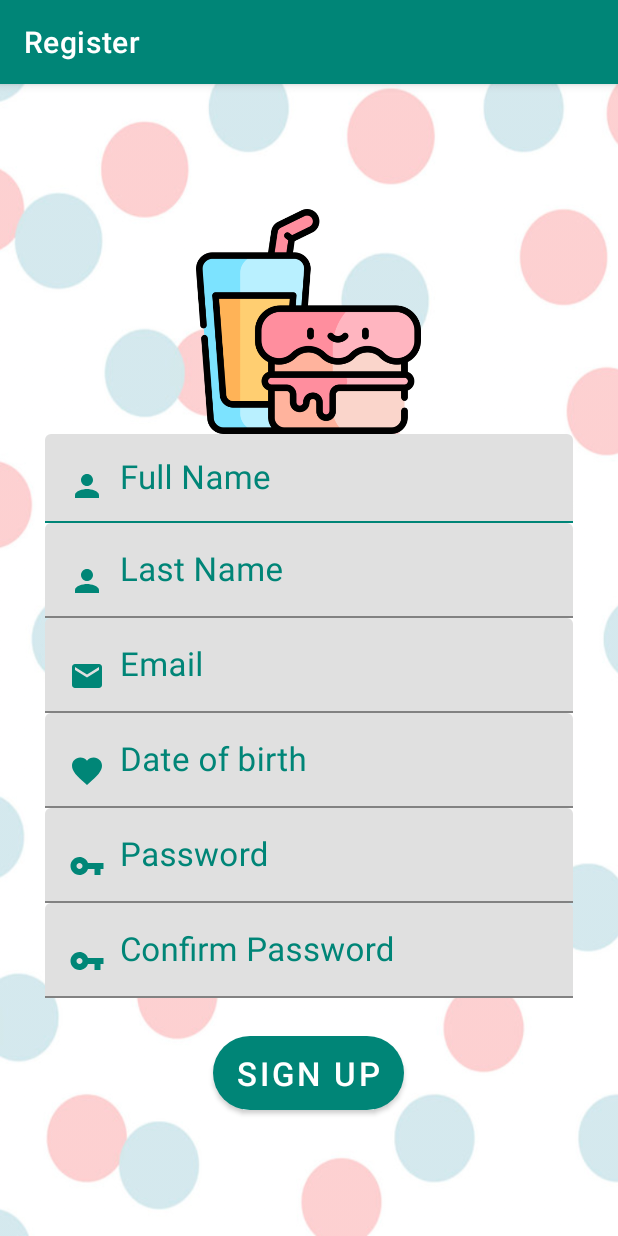
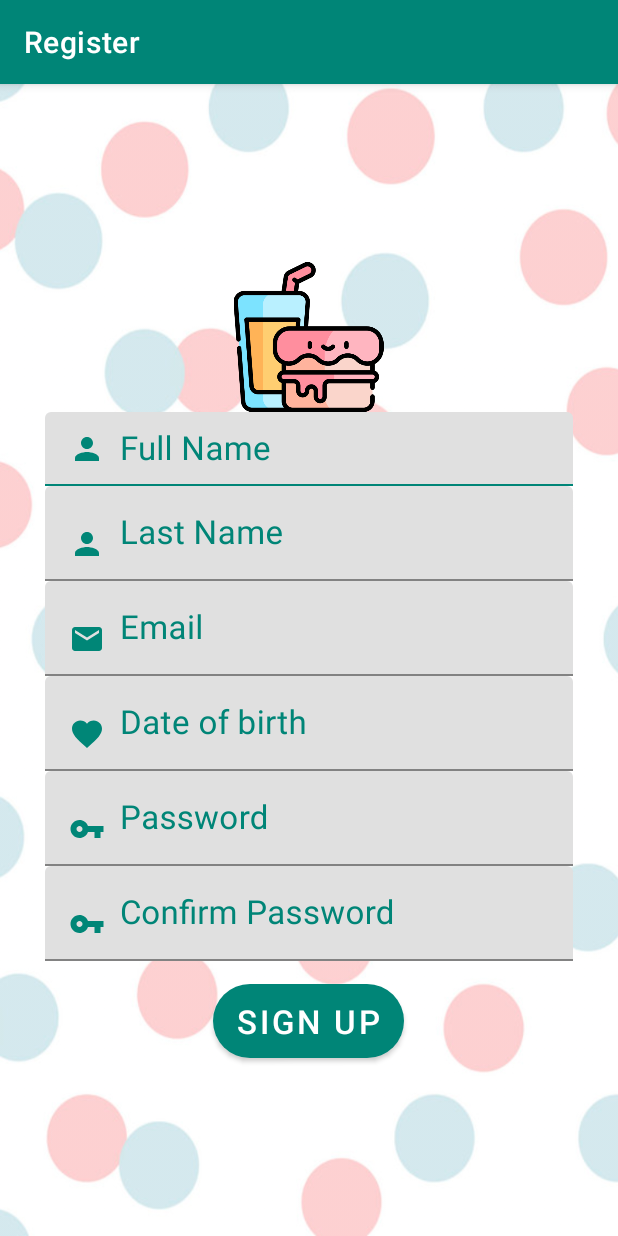
Before and after one commit to Toeinajana/AndroidPrj, an Android app: the Signup_Form screen opened directly, with no data from a screen before it, on a phone screen of 412 x 824 dp. Run offline under Robolectric (Android 15) with nearby library versions, the phone set to English and light mode, and no system bars.

Commit message:
working on DB

```diff
--- /dev/null
+++ b/app/src/main/java/com/example/a2020project/Database.java
@@ -0,0 +1,36 @@
+package com.example.a2020project;
+
+import android.content.Context;
+import android.database.sqlite.SQLiteDatabase;
+import android.database.sqlite.SQLiteOpenHelper;
+import android.support.annotation.Nullable;
+
+public class Database extends SQLiteOpenHelper {
+
+    public static final String DATABASE_NAME = "register.db";
+    public static final String TABALE_NAME = "register.db";
+    public static final String COL_1 = "Fullname";
+    public static final String COL_2 = "Lastname";
+    public static final String COL_3 = "Email";
+    public static final String COL_4 = "DOB";
+    public static final String COL_5 = "Password";
+    public static final String COL_6 = "CfPassword";
+
+
+
+    public Database(Context context) {
+        super(context, DATABASE_NAME, null, 1);
+
+    }
+
+    @Override
+    public void onCreate(SQLiteDatabase db) {
+        db.execSQL("CREATE TABLE registeruser (ID INTEGER)");
+
+    }
+
+    @Override
+    public void onUpgrade(SQLiteDatabase db, int oldVersion, int newVersion) {
+
+    }
+}
--- a/app/src/main/res/layout/activity_login_form.xml
+++ b/app/src/main/res/layout/activity_login_form.xml
@@ -30,7 +30,7 @@
             android:layout_width="match_parent"
             android:layout_height="wrap_content"
             android:ems="5"
-            android:hint="Email"
+            android:hint="@string/email"
             android:inputType="text"
             android:textSize="22dp"
             android:drawableStart="@drawable/email"
@@ -52,7 +52,7 @@
             android:layout_width="match_parent"
             android:layout_height="wrap_content"
             android:ems="5"
-            android:hint="Password"
+            android:hint="@string/password"
             android:inputType="textPassword"
             android:textSize="22dp"
             android:drawableStart="@drawable/password"
@@ -74,7 +74,7 @@
               android:layout_width="wrap_content"
               android:layout_height="wrap_content"
               android:textSize="22dp"
-              android:text="Login"
+              android:text="@string/login"
               android:layout_marginTop="25dp"
               android:layout_marginRight="40dp"
               android:gravity="center"
@@ -87,7 +87,7 @@
               android:layout_width="wrap_content"
               android:layout_height="wrap_content"
               android:textSize="22dp"
-              android:text="Sign Up"
+              android:text="@string/sign_up"
               android:layout_marginTop="25dp"
               android:gravity="center"
               android:background="@color/colorPrimaryDark"
--- a/app/src/main/res/layout/activity_signup_form.xml
+++ b/app/src/main/res/layout/activity_signup_form.xml
@@ -5,155 +5,149 @@
     android:layout_width="wrap_content"
     android:layout_height="wrap_content"
     android:background="@drawable/bg"
+    android:gravity="center"
     android:orientation="vertical"
     android:padding="30dp"
-    android:gravity="center"
     tools:context=".Signup_Form">
 
     <ImageView
         android:id="@+id/imageView2"
         android:layout_width="150dp"
-        android:layout_height="150dp"
+        android:layout_height="100dp"
         app:srcCompat="@drawable/juice" />
-
 
 
     <android.support.design.widget.TextInputLayout
         android:layout_width="match_parent"
         android:layout_height="wrap_content"
-        tools:layout_editor_absoluteX="8dp"
-        tools:layout_editor_absoluteY="191dp"
         android:focusable="true"
         android:focusableInTouchMode="true"
         android:textColorHint="@color/colorPrimary"
-        >
+        tools:layout_editor_absoluteX="8dp"
+        tools:layout_editor_absoluteY="191dp">
 
         <EditText
             android:layout_width="match_parent"
             android:layout_height="wrap_content"
+            android:drawableStart="@drawable/user"
+            android:drawablePadding="10dp"
             android:ems="5"
-            android:hint="Full Name"
+            android:hint="@string/full_name"
             android:inputType="text"
+            android:paddingTop="10dp"
             android:textSize="22dp"
-            android:paddingTop="20dp"
-            android:drawableStart="@drawable/user"
-            android:drawablePadding="10dp"/>
+            />
     </android.support.design.widget.TextInputLayout>
 
     <android.support.design.widget.TextInputLayout
         android:layout_width="match_parent"
         android:layout_height="wrap_content"
-        tools:layout_editor_absoluteX="8dp"
-        tools:layout_editor_absoluteY="191dp"
         android:focusable="true"
         android:focusableInTouchMode="true"
         android:textColorHint="@color/colorPrimary"
-        >
+        tools:layout_editor_absoluteX="8dp"
+        tools:layout_editor_absoluteY="191dp">
 
         <EditText
             android:layout_width="match_parent"
             android:layout_height="wrap_content"
+            android:drawableStart="@drawable/user"
+            android:drawablePadding="10dp"
             android:ems="5"
-            android:hint="Last Name"
+            android:hint="@string/last_name"
             android:inputType="text"
-            android:textSize="22dp"
-            android:drawableStart="@drawable/user"
-            android:drawablePadding="10dp"/>
+            android:textSize="22dp" />
     </android.support.design.widget.TextInputLayout>
 
     <android.support.design.widget.TextInputLayout
         android:layout_width="match_parent"
         android:layout_height="wrap_content"
-        tools:layout_editor_absoluteX="8dp"
-        tools:layout_editor_absoluteY="191dp"
         android:focusable="true"
         android:focusableInTouchMode="true"
         android:textColorHint="@color/colorPrimary"
-        >
+        tools:layout_editor_absoluteX="8dp"
+        tools:layout_editor_absoluteY="191dp">
 
         <EditText
             android:layout_width="match_parent"
             android:layout_height="wrap_content"
+            android:drawableStart="@drawable/email"
+            android:drawablePadding="10dp"
             android:ems="5"
-            android:hint="Email"
+            android:hint="@string/email"
             android:inputType="text"
-            android:textSize="22dp"
-            android:drawableStart="@drawable/email"
-            android:drawablePadding="10dp"/>
+            android:textSize="22dp" />
     </android.support.design.widget.TextInputLayout>
 
     <android.support.design.widget.TextInputLayout
         android:layout_width="match_parent"
         android:layout_height="wrap_content"
-        tools:layout_editor_absoluteX="8dp"
-        tools:layout_editor_absoluteY="191dp"
         android:focusable="true"
         android:focusableInTouchMode="true"
         android:textColorHint="@color/colorPrimary"
-        >
+        tools:layout_editor_absoluteX="8dp"
+        tools:layout_editor_absoluteY="191dp">
 
         <EditText
             android:layout_width="match_parent"
             android:layout_height="wrap_content"
+            android:drawableStart="@drawable/heart"
+            android:drawablePadding="10dp"
             android:ems="5"
-            android:hint="Date of birth"
+            android:hint="@string/date_of_birth"
             android:inputType="text"
-            android:textSize="22dp"
-            android:drawableStart="@drawable/heart"
-            android:drawablePadding="10dp"/>
+            android:textSize="22dp" />
     </android.support.design.widget.TextInputLayout>
 
     <android.support.design.widget.TextInputLayout
         android:layout_width="match_parent"
         android:layout_height="wrap_content"
-        tools:layout_editor_absoluteX="8dp"
-        tools:layout_editor_absoluteY="191dp"
         android:focusable="true"
         android:focusableInTouchMode="true"
         android:textColorHint="@color/colorPrimary"
-        >
+        tools:layout_editor_absoluteX="8dp"
+        tools:layout_editor_absoluteY="191dp">
 
         <EditText
             android:layout_width="match_parent"
             android:layout_height="wrap_content"
+            android:drawableStart="@drawable/password"
+            android:drawablePadding="10dp"
             android:ems="5"
-            android:hint="Password"
+            android:hint="@string/password"
             android:inputType="text"
-            android:textSize="22dp"
-            android:drawableStart="@drawable/password"
-            android:drawablePadding="10dp"/>
+            android:textSize="22dp" />
     </android.support.design.widget.TextInputLayout>
 
     <android.support.design.widget.TextInputLayout
         android:layout_width="match_parent"
         android:layout_height="wrap_content"
-        tools:layout_editor_absoluteX="8dp"
-        tools:layout_editor_absoluteY="191dp"
         android:focusable="true"
         android:focusableInTouchMode="true"
         android:textColorHint="@color/colorPrimary"
-        >
+        tools:layout_editor_absoluteX="8dp"
+        tools:layout_editor_absoluteY="191dp">
 
         <EditText
             android:layout_width="match_parent"
             android:layout_height="wrap_content"
+            android:drawableStart="@drawable/password"
+            android:drawablePadding="10dp"
             android:ems="5"
-            android:hint="Confirm Password"
+            android:hint="@string/confirm_password"
             android:inputType="text"
-            android:textSize="22dp"
-            android:drawableStart="@drawable/password"
-            android:drawablePadding="10dp"/>
+            android:textSize="22dp" />
     </android.support.design.widget.TextInputLayout>
 
     <android.support.design.button.MaterialButton
 
         android:layout_width="wrap_content"
         android:layout_height="wrap_content"
+        android:layout_marginTop="15dp"
+        android:background="@drawable/btn_rounded"
+        android:gravity="center"
+        android:text="@string/sign_up"
         android:textSize="22dp"
-        android:text="Sign Up"
-        android:layout_marginTop="25dp"
-        android:gravity="center"
-        android:background="@drawable/btn_rounded"
 
         />
 
--- a/app/src/main/res/values/strings.xml
+++ b/app/src/main/res/values/strings.xml
@@ -1,3 +1,14 @@
 <resources>
     <string name="app_name">2020Project</string>
+    <string name="full_name">Full Name</string>
+    <string name="last_name">Last Name</string>
+    <string name="email">Email</string>
+    <string name="date_of_birth">Date of birth</string>
+    <string name="password">Password</string>
+    <string name="confirm_password">Confirm Password</string>
+    <string name="email">Email</string>
+    <string name="password">Password</string>
+    <string name="login">Login</string>
+    <string name="sign_up">Sign Up</string>
+    <string name="sign_up">Sign Up</string>
 </resources>
```
